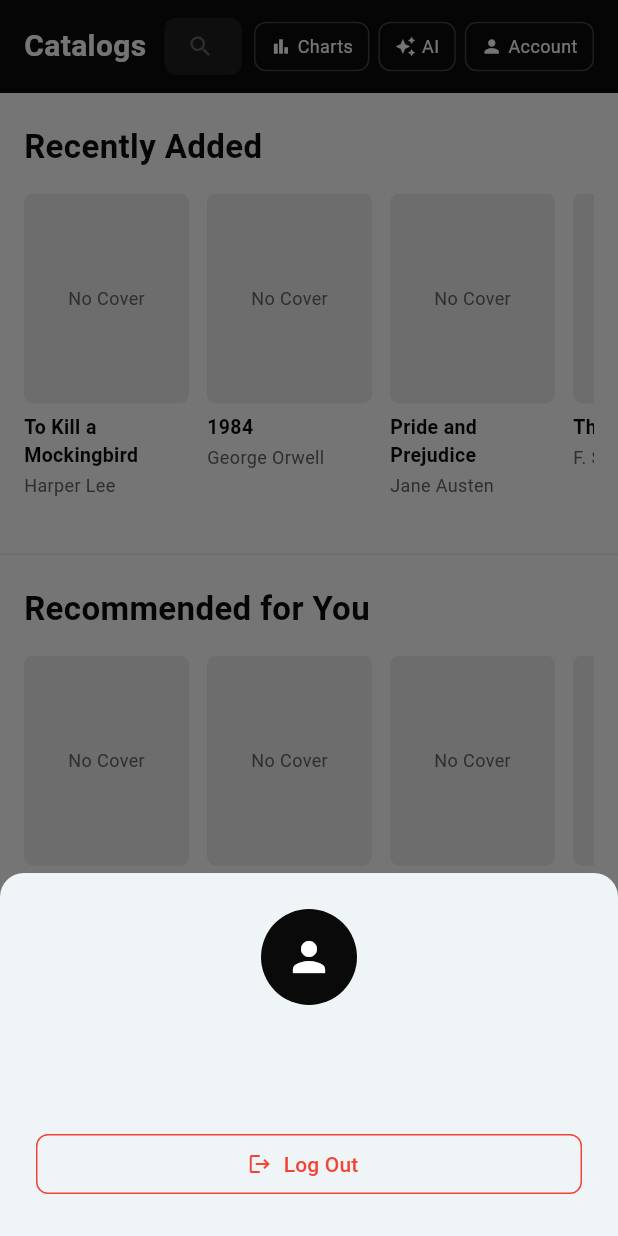
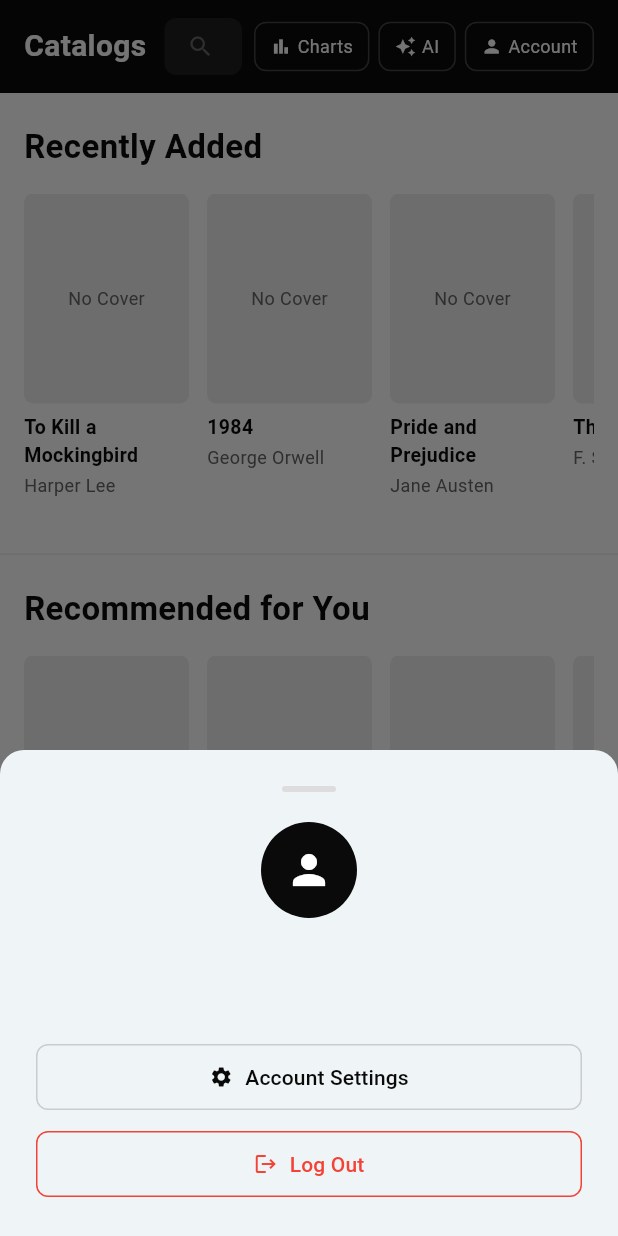
Before and after one commit to DeletedArch/books_catalogs_flutter, a Flutter app: the DashboardScreen screen opened directly with empty values, after a tap on "Account", on a phone screen of 412 x 824 dp. Run offline on Flutter 3.47's test engine with Material 3 defaults, Android fonts, the light colour scheme and no system bars; accounts and stored records are empty; Roboto replaces fonts that are missing (Georgia).

Commit message:
add account settings screen

```diff
--- a/lib/models/user.dart
+++ b/lib/models/user.dart
@@ -1,14 +1,30 @@
 class AppUser {
   final String username;
   final String email;
+  final bool isAuthor; // controls Management section visibility
 
-  const AppUser({required this.username, required this.email});
+  const AppUser({
+    required this.username,
+    required this.email,
+    this.isAuthor = false,
+  });
 
-  // Ready for JSON parsing from backend
+  AppUser copyWith({String? username, String? email, bool? isAuthor}) =>
+      AppUser(
+        username: username ?? this.username,
+        email: email ?? this.email,
+        isAuthor: isAuthor ?? this.isAuthor,
+      );
+
   factory AppUser.fromJson(Map<String, dynamic> json) => AppUser(
     username: json['username'] as String,
     email: json['email'] as String,
+    isAuthor: json['isAuthor'] as bool? ?? false,
   );
 
-  Map<String, dynamic> toJson() => {'username': username, 'email': email};
+  Map<String, dynamic> toJson() => {
+    'username': username,
+    'email': email,
+    'isAuthor': isAuthor,
+  };
 }
--- /dev/null
+++ b/lib/repositories/user_repository.dart
@@ -0,0 +1,34 @@
+import '../models/user.dart';
+
+// Swap internals for HTTP later — screens never call http directly
+abstract class UserRepository {
+  Future<UpdateResult> updateName({
+    required String currentUsername,
+    required String newName,
+  });
+
+  Future<UpdateResult> updatePassword({
+    required String currentUsername,
+    required String currentPassword,
+    required String newPassword,
+    required String confirmNewPassword,
+  });
+}
+
+class UpdateResult {
+  final bool isSuccess;
+  final String? errorMessage;
+  final AppUser? updatedUser;
+
+  const UpdateResult._({
+    required this.isSuccess,
+    this.errorMessage,
+    this.updatedUser,
+  });
+
+  factory UpdateResult.success(AppUser user) =>
+      UpdateResult._(isSuccess: true, updatedUser: user);
+
+  factory UpdateResult.failure(String message) =>
+      UpdateResult._(isSuccess: false, errorMessage: message);
+}
--- a/lib/screens/dashboard/dashboard_screen.dart
+++ b/lib/screens/dashboard/dashboard_screen.dart
@@ -8,6 +8,7 @@ import '../../widgets/app_navbar.dart';
 import '../../widgets/app_footer.dart';
 import 'sections/book_row_section.dart';
 import '../book/book_detail_screen.dart';
+import '../account/account_settings_screen.dart';
 
 class DashboardScreen extends StatefulWidget {
   final AppUser user;
@@ -71,13 +72,45 @@ class _DashboardScreenState extends State<DashboardScreen> {
     // TODO: Navigate to AI assistant screen
   }
 
-  void _handleAccount() {
+ void _handleAccount() {
     showModalBottomSheet(
       context: context,
       shape: const RoundedRectangleBorder(
         borderRadius: BorderRadius.vertical(top: Radius.circular(16)),
       ),
-      builder: (_) => _AccountSheet(user: widget.user, onLogout: _handleLogout),
+      builder: (_) => _AccountSheet(
+        user: widget.user,
+        onSettings: () {
+          Navigator.pop(context); // close sheet first
+          _goToSettings();
+        },
+        onLogout: _handleLogout,
+      ),
+    );
+  }
+
+  void _goToSettings() {
+    Navigator.push(
+      context,
+      MaterialPageRoute(
+        builder: (_) => AccountSettingsScreen(
+          user: widget.user,
+          onUserUpdated: (updatedUser) {
+            // Bubble updated user back up if needed
+            // For now just update local state via setState
+            setState(() {});
+          },
+          onCharts: _handleCharts,
+          onAI: _handleAI,
+          onAccount: _handleAccount,
+          onAddBook: () {
+            // TODO: Navigate to Add Book screen
+            ScaffoldMessenger.of(context).showSnackBar(
+              const SnackBar(content: Text('Add Book screen coming soon')),
+            );
+          },
+        ),
+      ),
     );
   }
 
@@ -143,9 +176,14 @@ class _Divider extends StatelessWidget {
 
 class _AccountSheet extends StatelessWidget {
   final AppUser user;
+  final VoidCallback onSettings;
   final VoidCallback onLogout;
 
-  const _AccountSheet({required this.user, required this.onLogout});
+  const _AccountSheet({
+    required this.user,
+    required this.onSettings,
+    required this.onLogout,
+  });
 
   @override
   Widget build(BuildContext context) {
@@ -154,25 +192,82 @@ class _AccountSheet extends StatelessWidget {
       child: Column(
         mainAxisSize: MainAxisSize.min,
         children: [
+          // Handle bar
+          Container(
+            width: 36,
+            height: 4,
+            margin: const EdgeInsets.only(bottom: 20),
+            decoration: BoxDecoration(
+              color: const Color(0xFFDDDDDD),
+              borderRadius: BorderRadius.circular(2),
+            ),
+          ),
+
+          // Avatar
           const CircleAvatar(
             radius: 32,
             backgroundColor: AppTheme.black,
             child: Icon(Icons.person, color: AppTheme.white, size: 32),
           ),
           const SizedBox(height: 12),
+
+          // Username
           Text(
             user.username,
             style: const TextStyle(fontSize: 18, fontWeight: FontWeight.bold),
           ),
+
+          // Email
           Text(user.email, style: const TextStyle(color: AppTheme.textGrey)),
+
+          // Author badge
+          if (user.isAuthor) ...[
+            const SizedBox(height: 6),
+            Container(
+              padding: const EdgeInsets.symmetric(horizontal: 10, vertical: 3),
+              decoration: BoxDecoration(
+                color: const Color(0xFFFFF9C4),
+                borderRadius: BorderRadius.circular(12),
+                border: Border.all(color: const Color(0xFFF9A825)),
+              ),
+              child: const Text(
+                'Author',
+                style: TextStyle(
+                  fontSize: 11,
+                  fontWeight: FontWeight.bold,
+                  color: Color(0xFFF57F17),
+                ),
+              ),
+            ),
+          ],
+
           const SizedBox(height: 24),
+
+          // Account Settings button
           SizedBox(
             width: double.infinity,
             child: OutlinedButton.icon(
-              onPressed: () {
-                Navigator.pop(context);
-                onLogout();
-              },
+              onPressed: onSettings,
+              icon: const Icon(Icons.settings, size: 16),
+              label: const Text('Account Settings'),
+              style: OutlinedButton.styleFrom(
+                foregroundColor: AppTheme.black,
+                side: const BorderSide(color: Color(0xFFCCCCCC)),
+                shape: RoundedRectangleBorder(
+                  borderRadius: BorderRadius.circular(8),
+                ),
+                padding: const EdgeInsets.symmetric(vertical: 12),
+              ),
+            ),
+          ),
+
+          const SizedBox(height: 10),
+
+          // Log Out button
+          SizedBox(
+            width: double.infinity,
+            child: OutlinedButton.icon(
+              onPressed: onLogout,
               icon: const Icon(Icons.logout, size: 16),
               label: const Text('Log Out'),
               style: OutlinedButton.styleFrom(
@@ -181,6 +276,7 @@ class _AccountSheet extends StatelessWidget {
                 shape: RoundedRectangleBorder(
                   borderRadius: BorderRadius.circular(8),
                 ),
+                padding: const EdgeInsets.symmetric(vertical: 12),
               ),
             ),
           ),
```
Also changed, not shown: lib/screens/account/account_settings_screen.dart (added, +110 -0 lines), lib/screens/account/widgets/information_section.dart (added, +132 -0 lines), lib/screens/account/widgets/management_section.dart (added, +36 -0 lines), lib/screens/account/widgets/password_section.dart (added, +144 -0 lines), lib/screens/account/widgets/settings_card.dart (added, +44 -0 lines), lib/services/auth_service.dart (+76 -18 lines).
